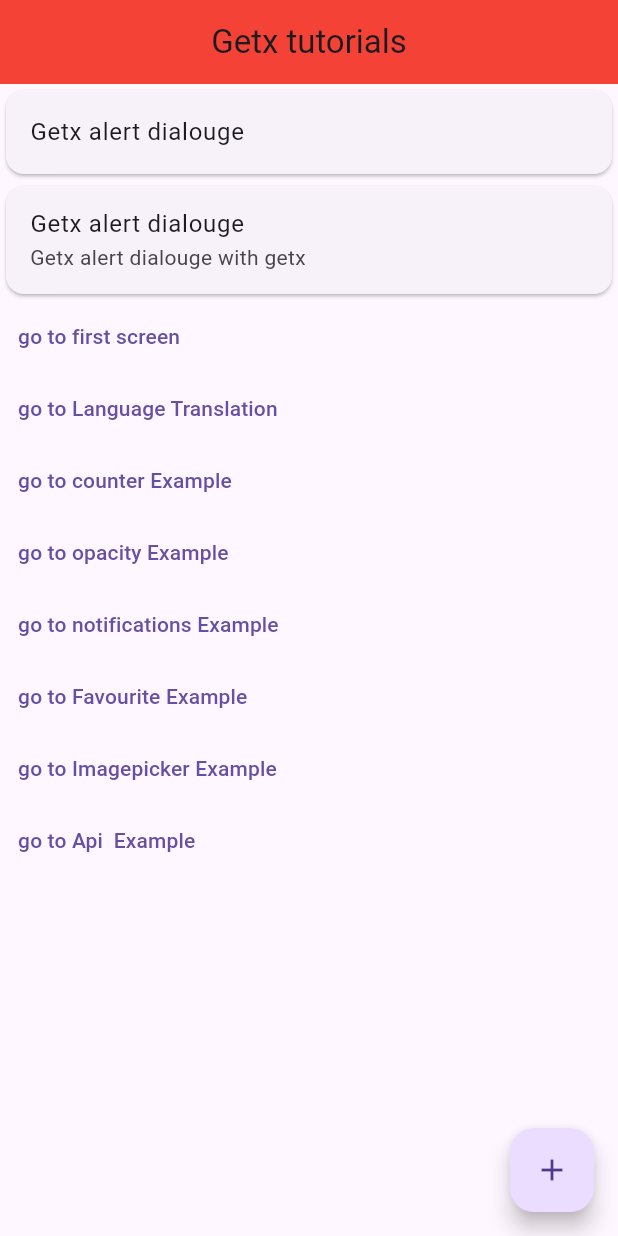
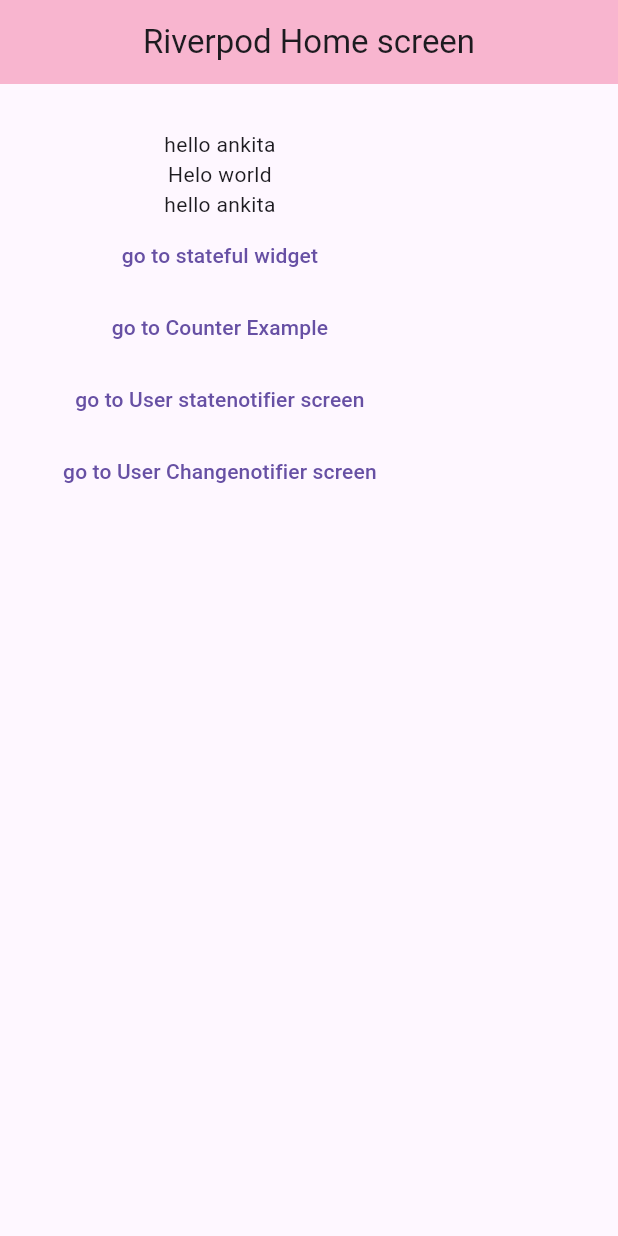
Before and after one commit to Ankita2802/Flutter, a Flutter app: the screen it shows after launch, on a phone screen of 412 x 824 dp. Run offline on Flutter 3.47's test engine with Material 3 defaults, Android fonts, the phone set to English and light mode, and no system bars; our stand-ins replace another_flushbar, flutter_riverpod, fluttertoast, get, google_fonts, image_picker and 1 more; accounts and stored records are empty.

Commit message:
riverpod added new demo

```diff
--- /dev/null
+++ b/lib/Riverpod/Api_calling/usermodel.dart
@@ -0,0 +1,25 @@
+class User {
+  int id;
+  String email;
+  String firstName;
+  String lastName;
+  String avatar;
+
+  User({
+    required this.id,
+    required this.email,
+    required this.firstName,
+    required this.lastName,
+    required this.avatar,
+  });
+
+  factory User.fromJson(Map<String, dynamic> json) {
+    return User(
+      id: json['id'],
+      email: json['email'],
+      firstName: json['first_name'],
+      lastName: json['last_name'],
+      avatar: json['avatar'],
+    );
+  }
+}
--- /dev/null
+++ b/lib/Riverpod/home_screen.dart
@@ -0,0 +1,72 @@
+import 'package:figma/Riverpod/changenotifier/userchange_screen.dart';
+import 'package:figma/Riverpod/statenotifier/count_ex.dart';
+import 'package:figma/Riverpod/stateful.dart';
+import 'package:figma/Riverpod/statenotifier/userdertailscreen.dart';
+import 'package:figma/main.dart';
+import 'package:flutter/material.dart';
+import 'package:flutter_riverpod/flutter_riverpod.dart';
+
+class HomeRiverpodScreen extends ConsumerWidget {
+  const HomeRiverpodScreen({super.key});
+
+  @override
+  Widget build(BuildContext context, WidgetRef ref) {
+    final name = ref.watch(nameprovider);
+    final hello = ref.watch(helloworldprovider);
+    return Scaffold(
+      appBar: AppBar(
+        title: const Text('Riverpod Home screen'),
+        centerTitle: true,
+        backgroundColor: const Color.fromARGB(78, 233, 30, 98),
+      ),
+      body: Padding(
+        padding: const EdgeInsets.all(30.0),
+        child: Column(
+          crossAxisAlignment: CrossAxisAlignment.center,
+          children: [
+            Text(name),
+            Text(hello),
+            Consumer(builder: (context, ref, name) {
+              final name = ref.watch(nameprovider);
+              return Text(name);
+            }),
+            TextButton(
+              onPressed: () {
+                Navigator.push(context,
+                    MaterialPageRoute(builder: (context) => const StateHome()));
+              },
+              child: const Text("go to stateful widget"),
+            ),
+            TextButton(
+              onPressed: () {
+                Navigator.push(
+                    context,
+                    MaterialPageRoute(
+                        builder: (context) => const CounteriverExample()));
+              },
+              child: const Text("go to Counter Example"),
+            ),
+            TextButton(
+              onPressed: () {
+                Navigator.push(
+                    context,
+                    MaterialPageRoute(
+                        builder: (context) => const UserDetailScreen()));
+              },
+              child: const Text("go to User statenotifier screen"),
+            ),
+            TextButton(
+              onPressed: () {
+                Navigator.push(
+                    context,
+                    MaterialPageRoute(
+                        builder: (context) => const UserChangeScreen()));
+              },
+              child: const Text("go to User Changenotifier screen"),
+            ),
+          ],
+        ),
+      ),
+    );
+  }
+}
--- /dev/null
+++ b/lib/Riverpod/provider/counter_provider.dart
@@ -0,0 +1,8 @@
+import 'package:flutter_riverpod/flutter_riverpod.dart';
+
+class Countprovider extends StateNotifier<int> {
+  Countprovider() : super(0);
+  void incremnetcount() {
+    state++;
+  }
+}
--- /dev/null
+++ b/lib/Riverpod/provider/userprovider.dart
@@ -0,0 +1,14 @@
+import 'package:flutter_riverpod/flutter_riverpod.dart';
+
+class User {
+  String name;
+  DateTime datetime;
+  User({required this.name, required this.datetime});
+}
+
+class UserProvider extends StateNotifier<User> {
+  UserProvider() : super(User(name: 'ankita', datetime: DateTime.now()));
+  void setname(String name) {
+    state = User(name: name, datetime: state.datetime);
+  }
+}
--- a/lib/main.dart
+++ b/lib/main.dart
@@ -28,16 +28,16 @@
 // import 'Responsivee/web-view/mobile_body.dart';
 // import 'Responsivee/web-view/chessboard.dart';
 
-import 'package:figma/getx_state/get%20traslated/languages.dart';
-import 'package:figma/getx_state/home_screen.dart';
-import 'package:figma/getx_state/screens/screen_one.dart';
-import 'package:figma/getx_state/screens/screen_two.dart';
-import 'package:flutter/material.dart';
-import 'package:get/get_navigation/get_navigation.dart';
+// import 'package:figma/getx_state/get%20traslated/languages.dart';
+// import 'package:figma/getx_state/home_screen.dart';
+// import 'package:figma/getx_state/screens/screen_one.dart';
+// import 'package:figma/getx_state/screens/screen_two.dart';
+// import 'package:flutter/material.dart';
+// import 'package:get/get_navigation/get_navigation.dart';
 
-void main() {
-  runApp(const MyAppGet());
-}
+// void main() {
+//   runApp(const MyAppGet());
+// }
 // // this comment for provider response screen
 // class MyApp extends StatelessWidget {
 //   const MyApp({super.key});
@@ -110,41 +110,82 @@ void main() {
 // }
 
 // this comment for getx state management
-class MyAppGet extends StatelessWidget {
-  const MyAppGet({super.key});
+
+// class MyAppGet extends StatelessWidget {
+//   const MyAppGet({super.key});
+
+//   @override
+//   Widget build(BuildContext context) {
+//     return GetMaterialApp(
+//       theme: ThemeData(
+//         primarySwatch: Colors.blue,
+//       ),
+//       translations: Languages(),
+//       fallbackLocale: const Locale('en', 'US'),
+//       locale: const Locale('en', 'US'),
+//       darkTheme: ThemeData(
+//         brightness: Brightness.dark,
+//         primarySwatch: Colors.purple,
+//         primaryColor: Colors.yellow,
+//         appBarTheme: const AppBarTheme(
+//           backgroundColor: Colors.red,
+//         ),
+//       ),
+//       home: const HomeScreenget(),
+//       getPages: [
+//         GetPage(
+//           name: '/',
+//           page: () => const HomeScreenget(),
+//         ),
+//         GetPage(
+//           name: '/screenone',
+//           page: () => Screenone(),
+//         ),
+//         GetPage(
+//           name: '/screentwo',
+//           page: () => const SecondScreen(),
+//         ),
+//       ],
+//     );
+//   }
+// }
+
+//this comment for riverpod state management
+
+import 'package:figma/Riverpod/changenotifier/changeprovider.dart';
+import 'package:figma/Riverpod/home_screen.dart';
+import 'package:figma/Riverpod/provider/counter_provider.dart';
+import 'package:figma/Riverpod/provider/userprovider.dart';
+import 'package:flutter/material.dart';
+import 'package:flutter_riverpod/flutter_riverpod.dart';
+
+final helloworldprovider = Provider<String>((ref) => 'Helo world');
+final nameprovider = Provider<String>((ref) => 'hello ankita');
+final countprovider = StateProvider(<int>(ref) => 0);
+final countProviderdemo =
+    StateNotifierProvider<Countprovider, int>((ref) => Countprovider());
+final userprovider =
+    StateNotifierProvider<UserProvider, User>((ref) => UserProvider());
+
+final userchanageprovider = ChangeNotifierProvider(
+    (ref) => Username(name: 'Shirsh Shukla', datetime: DateTime(1995, 4, 5)));
+void main() {
+  runApp(
+    const ProviderScope(child: MyApp()),
+  );
+}
+
+class MyApp extends StatelessWidget {
+  const MyApp({super.key});
 
   @override
   Widget build(BuildContext context) {
-    return GetMaterialApp(
+    return MaterialApp(
+      home: const HomeRiverpodScreen(),
+      debugShowCheckedModeBanner: false,
       theme: ThemeData(
-        primarySwatch: Colors.blue,
+        primaryColor: Colors.blue,
       ),
-      translations: Languages(),
-      fallbackLocale: const Locale('en', 'US'),
-      locale: const Locale('en', 'US'),
-      darkTheme: ThemeData(
-        brightness: Brightness.dark,
-        primarySwatch: Colors.purple,
-        primaryColor: Colors.yellow,
-        appBarTheme: const AppBarTheme(
-          backgroundColor: Colors.red,
-        ),
-      ),
-      home: const HomeScreenget(),
-      getPages: [
-        GetPage(
-          name: '/',
-          page: () => const HomeScreenget(),
-        ),
-        GetPage(
-          name: '/screenone',
-          page: () => Screenone(),
-        ),
-        GetPage(
-          name: '/screentwo',
-          page: () => const SecondScreen(),
-        ),
-      ],
     );
   }
 }
--- a/pubspec.yaml
+++ b/pubspec.yaml
@@ -22,6 +22,8 @@ dependencies:
   entry: ^0.0.8+1
   get: ^4.6.6
   image_picker: ^1.0.4
+  video_player: ^2.8.1
+  flutter_riverpod: ^2.4.4
 
 
 
```
Also changed, not shown: lib/Riverpod/Api_calling/api_service.dart (added, +18 -0 lines), lib/Riverpod/changenotifier/changeprovider.dart (added, +13 -0 lines), lib/Riverpod/changenotifier/userchange_screen.dart (added, +55 -0 lines), lib/Riverpod/futureprovider/api_call.dart (added, +12 -0 lines), lib/Riverpod/futureprovider/getuser_api.dart (added, +9 -0 lines), lib/Riverpod/stateful.dart (added, +59 -0 lines), lib/Riverpod/statenotifier/count_ex.dart (added, +78 -0 lines), lib/Riverpod/statenotifier/userdertailscreen.dart (added, +49 -0 lines), lib/video_player.dart (added, +123 -0 lines), pubspec.lock, 2 other files.
